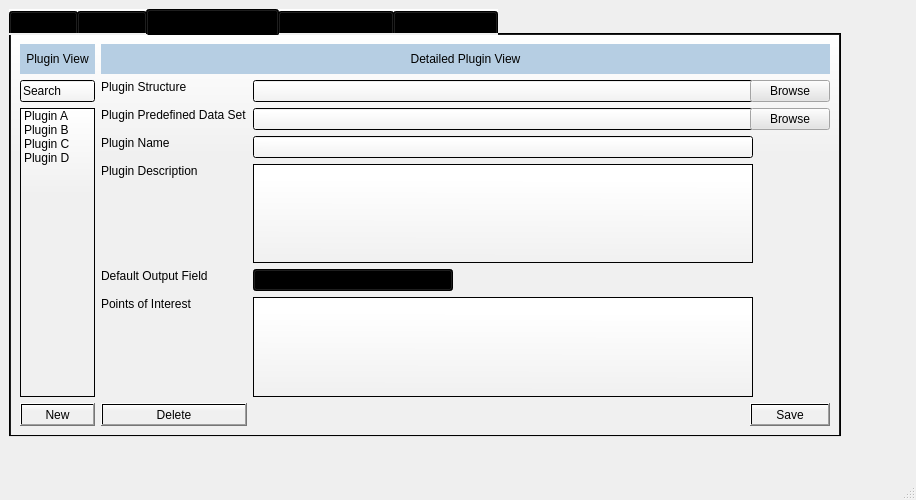
The window that GUI/BATT5_SRS_GUI.ui (adalio0/BATT5) describes before a commit, drawn with Qt 5.
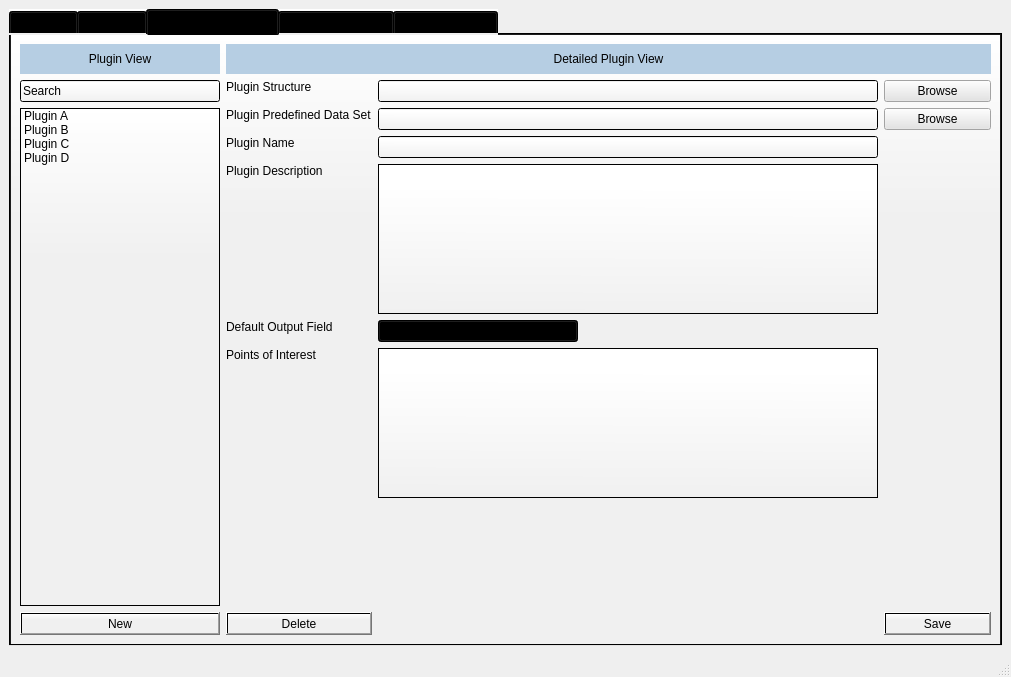
The same window after the commit. The open tabs and pages were chosen to show the change.

```diff
--- a/GUI/BATT5_SRS_GUI.ui
+++ b/GUI/BATT5_SRS_GUI.ui
@@ -6,23 +6,17 @@
    <rect>
     <x>0</x>
     <y>0</y>
-    <width>916</width>
-    <height>500</height>
+    <width>1011</width>
+    <height>677</height>
    </rect>
   </property>
   <property name="windowTitle">
    <string>MainWindow</string>
   </property>
   <widget class="QWidget" name="centralwidget">
+   <layout class="QHBoxLayout" name="horizontalLayout_4">
+    <item>
    <widget class="QTabWidget" name="tabWidget">
-    <property name="geometry">
-     <rect>
-      <x>9</x>
-      <y>9</y>
-      <width>832</width>
-      <height>428</height>
-     </rect>
-    </property>
     <property name="styleSheet">
      <string notr="true">background-color: qlineargradient(spread:pad, x1:0.488955, y1:1, x2:0.488773, y2:0, stop:0.698864 rgba(240, 240, 240, 255), stop:1 rgba(255, 255, 255, 255));</string>
     </property>
@@ -1169,6 +1163,8 @@
      </layout>
     </widget>
    </widget>
+    </item>
+   </layout>
   </widget>
   <widget class="QMenuBar" name="menubar">
    <property name="geometry">
```
Left out of the diff: 10 changed lines with no effect on the pictures. Lines whose indentation alone changed are shown as unchanged.
